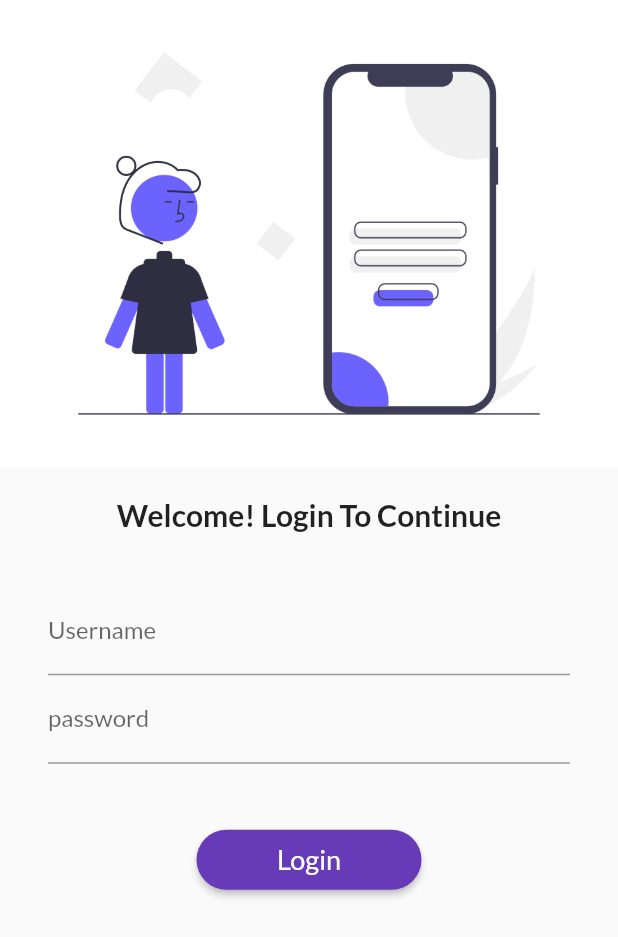
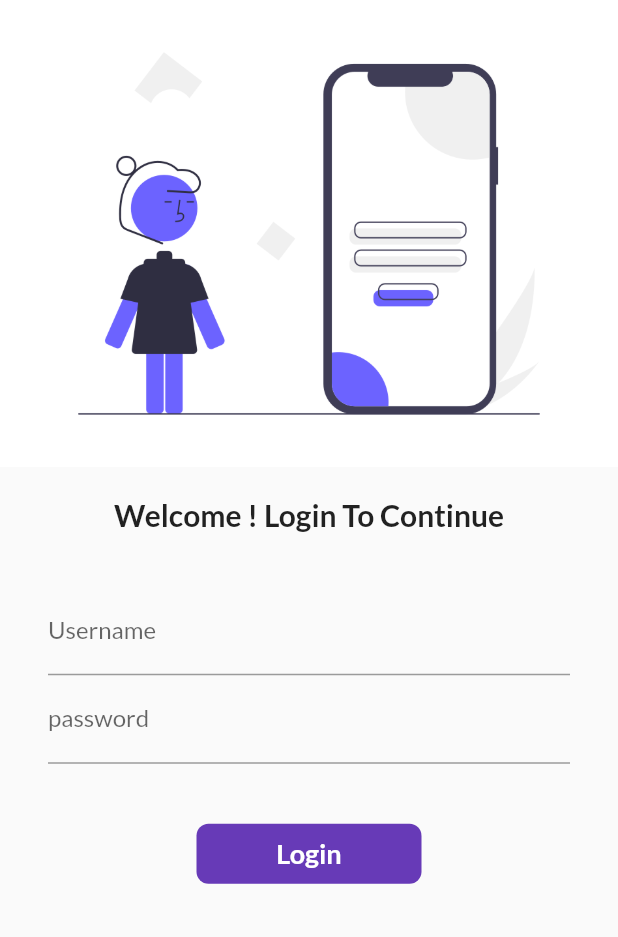
Before and after one commit to Noman050/Catalogue_App, a Flutter app: the screen it shows after launch, on a phone screen of 412 x 824 dp. Shown: the top 937 px of the screen. Run offline on Flutter 3.47's test engine with Material 2 defaults, Android fonts, the phone set to English and light mode, and no system bars; our stand-ins replace google_fonts.

Commit message:
new change

```diff
--- a/lib/screens/login_screen.dart
+++ b/lib/screens/login_screen.dart
@@ -1,9 +1,15 @@
 import 'package:flutter/material.dart';
 import 'package:catalogue/utils/routes.dart';
 
-class LoginScreen extends StatelessWidget {
+class LoginScreen extends StatefulWidget {
   const LoginScreen({super.key});
 
+  @override
+  State<LoginScreen> createState() => _LoginScreenState();
+}
+
+class _LoginScreenState extends State<LoginScreen> {
+  String name = "";
   @override
   Widget build(BuildContext context) {
     return Material(
@@ -17,9 +23,9 @@ class LoginScreen extends StatelessWidget {
             const SizedBox(
               height: 20,
             ),
-            const Text(
-              "Welcome! Login To Continue",
-              style: TextStyle(
+            Text(
+              "Welcome $name! Login To Continue",
+              style: const TextStyle(
                 fontSize: 20,
                 fontWeight: FontWeight.bold,
               ),
@@ -39,6 +45,11 @@ class LoginScreen extends StatelessWidget {
                       hintText: "Enter Username",
                       labelText: "Username",
                     ),
+                    onChanged: (value) {
+                      setState(() {
+                        name = value;
+                      });
+                    },
                   ),
                   TextFormField(
                     obscureText: true,
@@ -50,20 +61,42 @@ class LoginScreen extends StatelessWidget {
                   const SizedBox(
                     height: 40,
                   ),
-                  ElevatedButton(
-                    style: ElevatedButton.styleFrom(
-                      shape: const StadiumBorder(),
-                      minimumSize: const Size(150, 40),
-                    ),
-                    onPressed: () {
-                      Navigator.of(context)
-                          .pushReplacementNamed(MyRoutes.homeRoute);
+                  InkWell(
+                    onTap: (){
+                       Navigator.of(context).pushReplacementNamed(MyRoutes.homeRoute);
                     },
-                    child: const Text(
-                      "Login",
-                      style: TextStyle(fontSize: 18),
+                    child: Container(
+                      width: 150,
+                      height: 40,
+                      alignment: Alignment.center,
+                      decoration: BoxDecoration(
+                        color: Colors.deepPurple,
+                        borderRadius: BorderRadius.circular(8),
+                      ),
+                      child: const Text(
+                        "Login",
+                        style: TextStyle(
+                          color: Colors.white,
+                          fontWeight: FontWeight.bold,
+                          fontSize: 18,
+                        ),
+                      ),
                     ),
                   ),
+                  // ElevatedButton(
+                  //   style: ElevatedButton.styleFrom(
+                  //     shape: const StadiumBorder(),
+                  //     minimumSize: const Size(150, 40),
+                  //   ),
+                  //   onPressed: () {
+                  //     Navigator.of(context)
+                  //         .pushReplacementNamed(MyRoutes.homeRoute);
+                  //   },
+                  //   child: const Text(
+                  //     "Login",
+                  //     style: TextStyle(fontSize: 18),
+                  //   ),
+                  // ),
                 ],
               ),
             ),
--- a/pubspec.yaml
+++ b/pubspec.yaml
@@ -37,7 +37,10 @@ dependencies:
   # Use with the CupertinoIcons class for iOS style icons.
   cupertino_icons: ^1.0.2
   google_fonts: ^2.1.0
-
+  pay: ^1.0.1
+  url_launcher: ^6.0.4
+  url_strategy: ^0.2.0
+  velocity_x: ^3.0.0
 dev_dependencies:
   flutter_test:
     sdk: flutter
```
Also changed, not shown: pubspec.lock, 5 other files.
